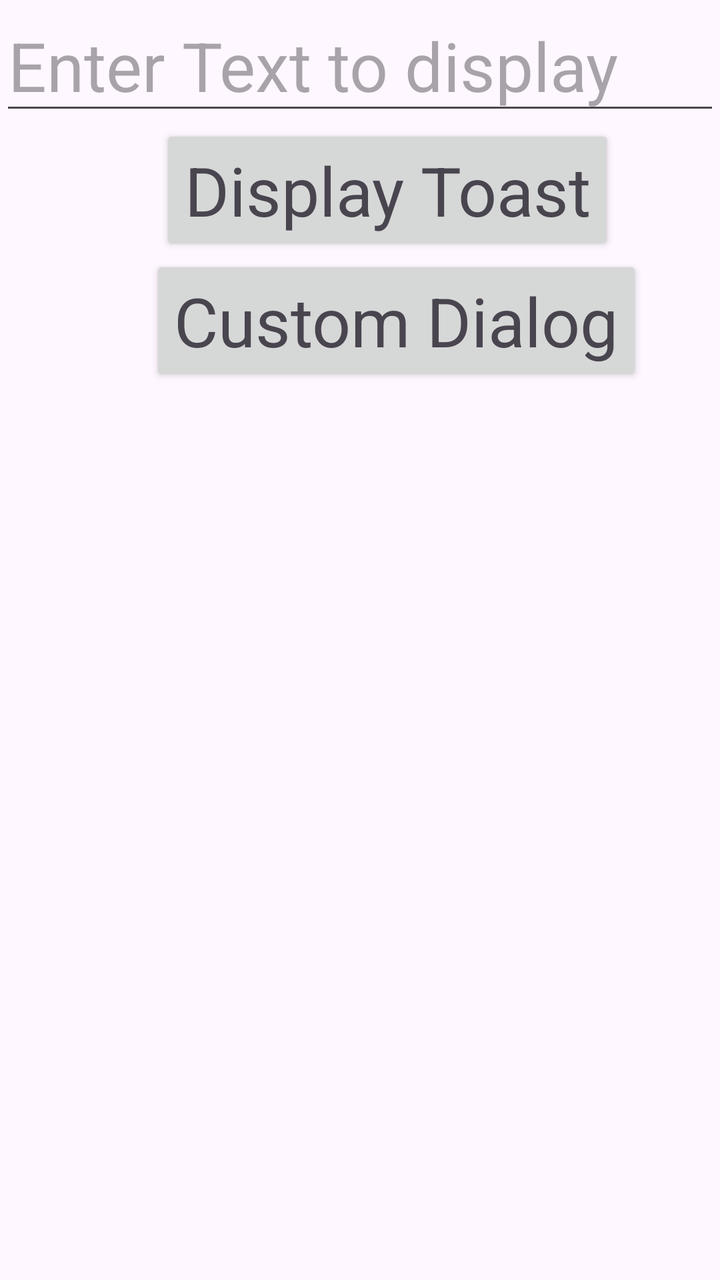
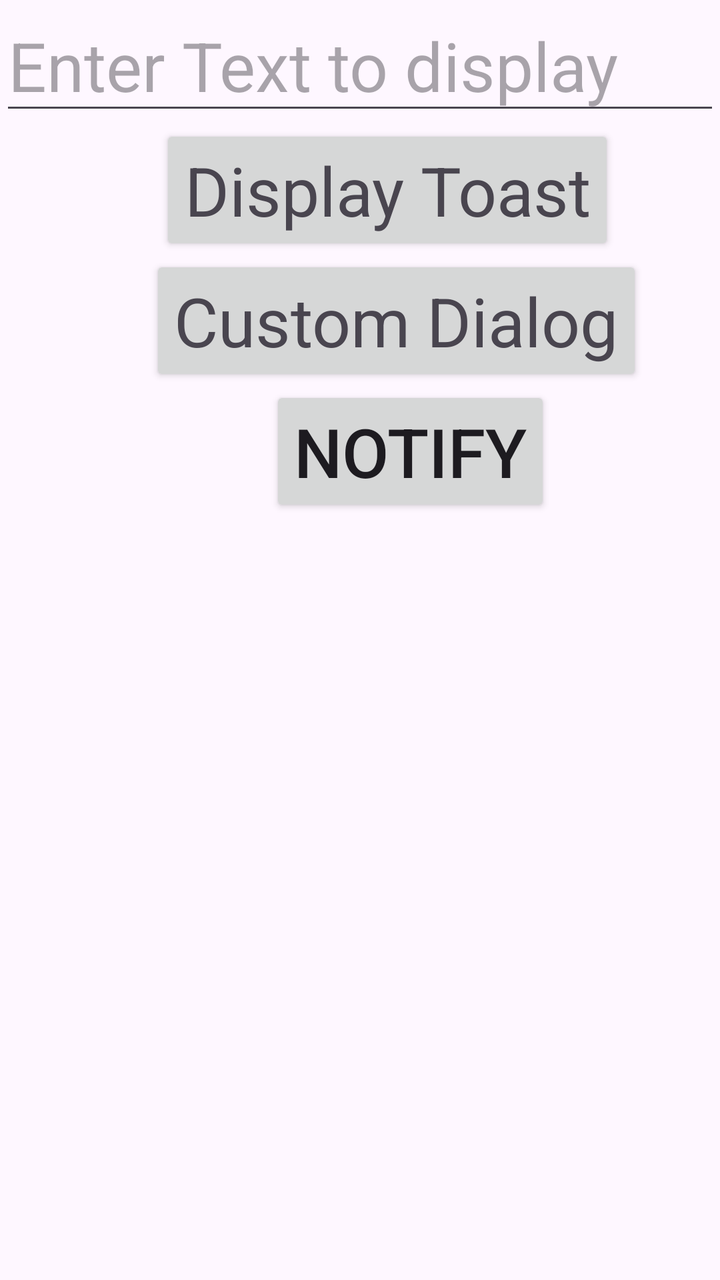

The first picture is an Android layout as it rendered before a commit; the second is the same layout after the commit. The layout source and the unified diff follow.
<!-- AndroidManifest.xml: application theme Theme.LoginForm -->
<!-- res/layout/activity_notification.xml -->
<?xml version="1.0" encoding="utf-8"?>
<LinearLayout xmlns:android="http://schemas.android.com/apk/res/android"
    xmlns:app="http://schemas.android.com/apk/res-auto"
    xmlns:tools="http://schemas.android.com/tools"
    android:id="@+id/main"
    android:layout_width="match_parent"
    android:layout_height="match_parent"
    android:orientation="vertical"
    tools:context=".NotificationActivity" >

    <EditText
        android:id="@+id/et_custom_toast"
        android:layout_width="match_parent"
        android:layout_height="wrap_content"
        android:ems="10"
        android:hint="Enter Text to display"
        android:inputType="text"
        android:textAppearance="@style/TextAppearance.AppCompat.Display1" />

    <Button
        android:id="@+id/btn_custom_id"
        android:layout_width="wrap_content"
        android:layout_height="wrap_content"
        android:text="Display Toast"
        android:textAppearance="@style/TextAppearance.AppCompat.Display1"
        android:translationX="80dp" />

    <Button
        android:id="@+id/btn_custom_dialog"
        android:layout_width="wrap_content"
        android:layout_height="wrap_content"
        android:text="Custom Dialog"
        android:textAppearance="@style/TextAppearance.AppCompat.Display1"
        android:translationX="75dp" />
</LinearLayout>
<!-- resources referenced by this layout -->
<resources>
  <style name="Theme.LoginForm" parent="Base.Theme.LoginForm" />
  <style name="Base.Theme.LoginForm" parent="Theme.Material3.DayNight.NoActionBar">
          
          
      </style>
</resources>

<!-- the commit's change to res/layout/activity_notification.xml (unified diff, before → after) -->
@@ -32,4 +32,12 @@
         android:text="Custom Dialog"
         android:textAppearance="@style/TextAppearance.AppCompat.Display1"
         android:translationX="75dp" />
+
+    <Button
+        android:id="@+id/notify_status"
+        android:layout_width="wrap_content"
+        android:layout_height="wrap_content"
+        android:text="Notify"
+        android:textSize="34sp"
+        android:translationX="135dp" />
 </LinearLayout>
